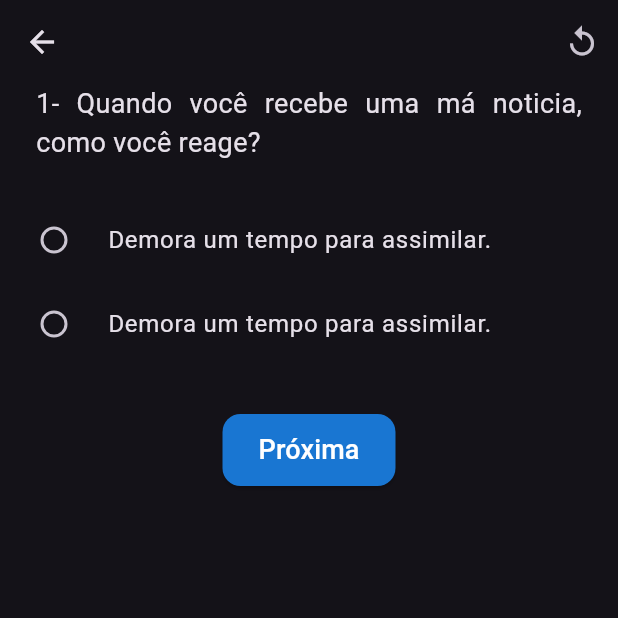
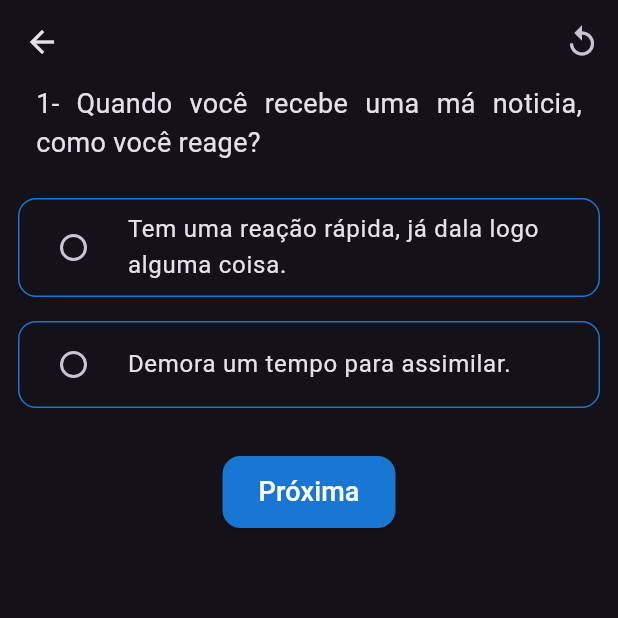
Before and after one commit to andrezin96/temperament, a Flutter app: the HomeTemplate screen opened directly, after a tap on "Iniciar", on a phone screen of 412 x 824 dp, the top half of it. Run offline on Flutter 3.47's test engine with Material 3 defaults, Android fonts, the phone set to English and light mode, and no system bars; our stand-ins replace flutter_mobx, get_it, mobx; generated files the repository leaves out were written again; statements that could not run were skipped.

Commit message:
Ajustes de código

```diff
--- a/lib/modules/questions/components/question_radio.dart
+++ b/lib/modules/questions/components/question_radio.dart
@@ -21,12 +21,19 @@ class QuestionRadio extends StatefulWidget {
 class _QuestionRadioState extends State<QuestionRadio> {
   @override
   Widget build(BuildContext context) {
-    return RadioListTile(
-      title: Text(widget.title),
-      value: widget.value,
-      groupValue: widget.groupValue,
-      activeColor: Colors.blue[700],
-      onChanged: widget.onChanged,
+    return Container(
+      margin: const EdgeInsets.symmetric(horizontal: 12),
+      decoration: BoxDecoration(
+        border: Border.all(color: Colors.blue.shade700),
+        borderRadius: BorderRadius.circular(12),
+      ),
+      child: RadioListTile(
+        title: Text(widget.title),
+        value: widget.value,
+        groupValue: widget.groupValue,
+        activeColor: Colors.blue[700],
+        onChanged: widget.onChanged,
+      ),
     );
   }
 }
--- a/lib/modules/questions/components/questions_template.dart
+++ b/lib/modules/questions/components/questions_template.dart
@@ -34,7 +34,7 @@ class QuestionsTemplate extends StatelessWidget {
                 builder: (_) => Column(
                   children: [
                     Padding(
-                      padding: const EdgeInsets.symmetric(horizontal: 24),
+                      padding: const EdgeInsets.only(left: 24, right: 24, bottom: 24),
                       child: Text(
                         '${index + 1}- ${question.label}',
                         style: const TextStyle(fontSize: 18),
@@ -42,9 +42,9 @@ class QuestionsTemplate extends StatelessWidget {
                       ),
                     ),
                     Padding(
-                      padding: const EdgeInsets.only(top: 24),
+                      padding: const EdgeInsets.only(bottom: 16),
                       child: QuestionRadio(
-                        title: question.optionB,
+                        title: question.optionA,
                         groupValue: controller.currentRadioValue,
                         value: 'a',
                         onChanged: (value) => controller.setCurrentValue(value!),
@@ -68,6 +68,7 @@ class QuestionsTemplate extends StatelessWidget {
                                 content: Text(result),
                               ),
                             );
+                            controller.resetQuiz();
                             Go.pop(context);
                           }
                         },
--- a/lib/modules/questions/controller/questions_controller.dart
+++ b/lib/modules/questions/controller/questions_controller.dart
@@ -113,6 +113,9 @@ abstract class _QuestionsController with Store {
   void resetQuiz() {
     pageController.jumpToPage(0);
     currentRadioValue = '';
+    firstPart.clear();
+    secondPart.clear();
+    currentIndex = 0;
   }
 
   void _addItemToList(int index) {
@@ -139,7 +142,7 @@ abstract class _QuestionsController with Store {
   }
 
   String _checkSecondPart() {
-    final result = _compareItems(firstPart);
+    final result = _compareItems(secondPart);
     if (result >= 3) {
       return 'seco';
     } else {
```
Also changed, not shown: pubspec.lock.
